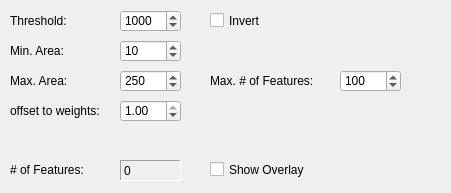
Qt form Modules/Ellipsoid-Tracker/Ellipsoid-Tracker.ui (Molecular-Nanophotonics/TrackerLab) before a commit.
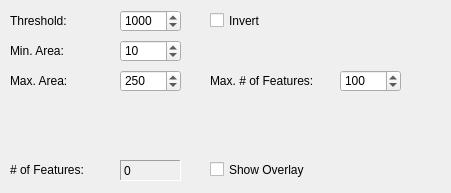
The same form after that commit.

Commit message:
minor change to Ellipsoidal JP tracker
removed a useless paramter

```diff
--- a/Modules/Ellipsoid-Tracker/Ellipsoid-Tracker.ui
+++ b/Modules/Ellipsoid-Tracker/Ellipsoid-Tracker.ui
@@ -244,47 +244,6 @@
      <string>Show Overlay</string>
     </property>
    </widget>
-   <widget class="QLabel" name="maxAreaLabel_2">
-    <property name="geometry">
-     <rect>
-      <x>10</x>
-      <y>100</y>
-      <width>111</width>
-      <height>21</height>
-     </rect>
-    </property>
-    <property name="layoutDirection">
-     <enum>Qt::LeftToRight</enum>
-    </property>
-    <property name="text">
-     <string>offset to weights:</string>
-    </property>
-    <property name="alignment">
-     <set>Qt::AlignLeading|Qt::AlignLeft|Qt::AlignVCenter</set>
-    </property>
-   </widget>
-   <widget class="QDoubleSpinBox" name="flip_x_paramterDoubleSpinBox">
-    <property name="geometry">
-     <rect>
-      <x>120</x>
-      <y>100</y>
-      <width>61</width>
-      <height>22</height>
-     </rect>
-    </property>
-    <property name="keyboardTracking">
-     <bool>false</bool>
-    </property>
-    <property name="minimum">
-     <double>0.000000000000000</double>
-    </property>
-    <property name="maximum">
-     <double>1.000000000000000</double>
-    </property>
-    <property name="value">
-     <double>1.000000000000000</double>
-    </property>
-   </widget>
   </widget>
  </widget>
  <resources/>
```
The commit also changes 1 other file.
